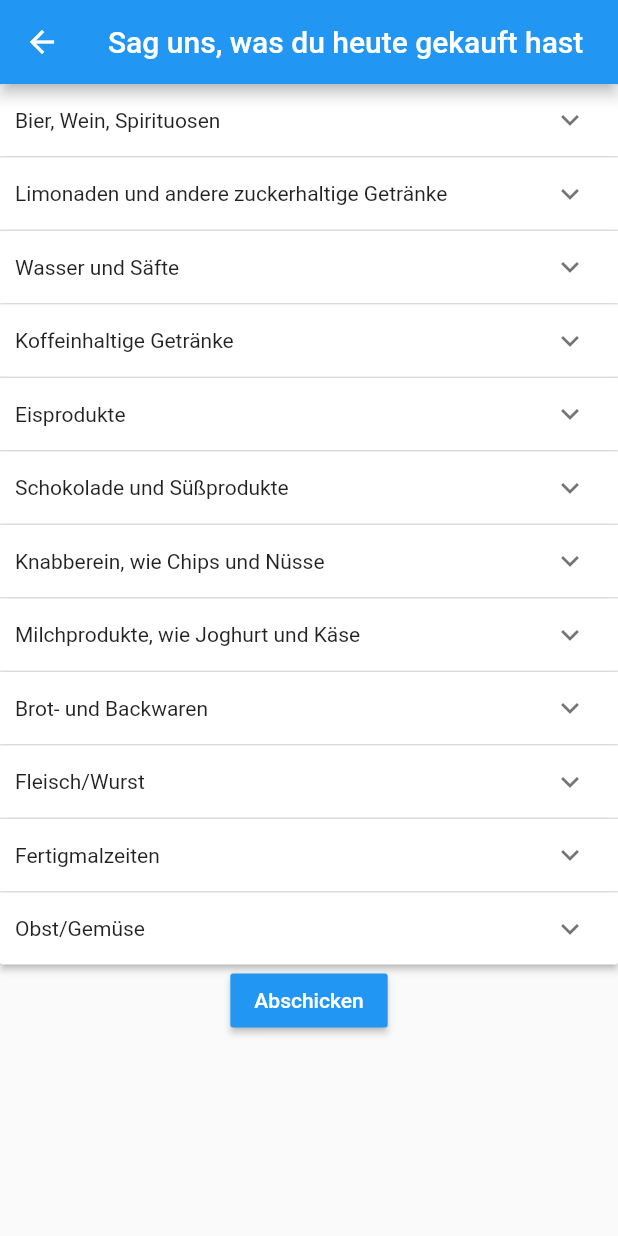
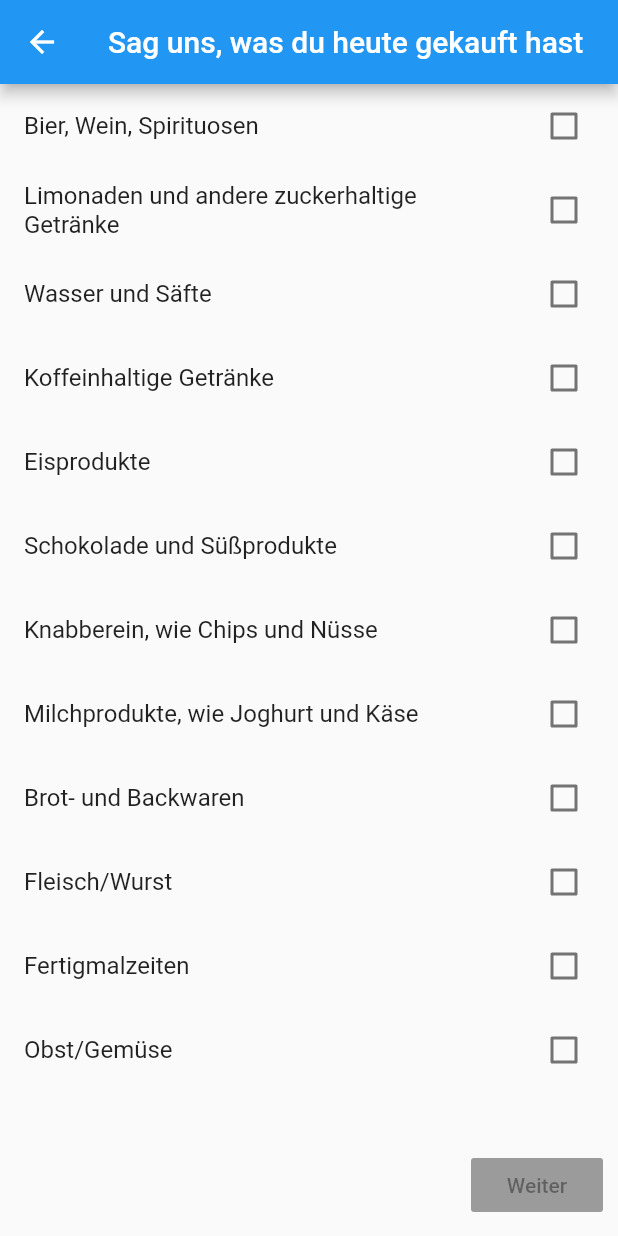
Before and after one commit to BoonRmaschine/geschmackssache, a Flutter app: the screen it shows after launch, after a tap on "Ja", on a phone screen of 412 x 824 dp. Run offline on Flutter 3.47's test engine with Material 2 defaults, Android fonts, the phone set to English and light mode, and no system bars.

Commit message:
Changed the ui according to the new requirements. Next is adding the mood screen and sending to the database

```diff
--- a/app/lib/ProductList.dart
+++ b/app/lib/ProductList.dart
@@ -1,7 +1,7 @@
 import 'package:flutter/material.dart';
 
-class Products extends StatefulWidget {
-  ProductsState createState() => ProductsState();
+class ProductSelection extends StatefulWidget {
+  ProductsSelectionState createState() => ProductsSelectionState();
 }
 
 List<String> categoryList = [
@@ -31,20 +31,24 @@ List<String> moodList = [
 ];
 
 class Product {
-  bool isExpanded;
+  bool state;
   String category;
-  String mood;
-  Product(this.isExpanded, this.category, this.mood);
+
+  Product(this.state, this.category);
 }
 
-class ProductsState extends State<Products> {
-  List<Product> _products = categoryList.map((category){
-    return new Product(false, category, moodList[0]);
+class Mood {
+  String mood;
+
+  Mood(this.mood);
+}
+
+class ProductsSelectionState extends State<ProductSelection> {
+  List<Product> _products = categoryList.map((category) {
+    return new Product(false, category);
   }).toList();
 
-  void _send(){
-
-  }
+  void _send() {}
 
   @override
   Widget build(BuildContext context) {
@@ -52,68 +56,34 @@ class ProductsState extends State<Products> {
         appBar: AppBar(
           title: Text("Sag uns, was du heute gekauft hast"),
         ),
-      body: SingleChildScrollView(
-        child: Column(
+        body: Column(
           children: <Widget>[
-            ExpansionPanelList(
-              expansionCallback: (index, isExpanded) {
+            Expanded(
+              child: ListView(
+                children: this._products.map((product) {
+                  return new CheckboxListTile(
+                    title: Text(product.category),
+                    value: product.state,
+                    onChanged: (bool value) {
                       setState(() {
-                  this._products[index].isExpanded =
-                      !this._products[index].isExpanded;
+                        product.state = value;
                       });
                     },
-              children: _products.map((Product product) {
-                return new ExpansionPanel(
-                  headerBuilder: (context, isExpanded) {
-                    return Row(
-                      children: <Widget>[
-                        Padding(
-                          padding: EdgeInsets.all(10.0),
-                          child: Text(product.category),
-                        ),
-                      ],
-                    );
-                  },
-                  isExpanded: product.isExpanded,
-                  body: Row(
-                    children: <Widget>[
-                      Column(
-                        children: <Widget>[
-                          Padding(
-                            padding: EdgeInsets.all(10.0),
-                            child: DropdownButton(
-                              items: moodList.map((mood) {
-                                return new DropdownMenuItem(
-                                  child: Text(mood),
-                                  value: mood,
                   );
                 }).toList(),
-                              onChanged: (newMood) {
-                                product.mood = newMood;
-                                setState(() {
-                                });
-                              },
-                              value: product.mood,
+              ),
+            ),
+            Align(
+              alignment: Alignment.centerRight,
+              child: Padding(
+                padding: EdgeInsets.all(10.0),
+                child: RaisedButton(
+                  onPressed: null,
+                  child: Text("Weiter"),
+                ),
               ),
             ),
           ],
-                      )
-                    ],
-                  ),
-                );
-              }).toList(),
-            ),
-            RaisedButton(
-              color: Theme.of(context).primaryColor,
-              onPressed: this._send,
-              child: Text(
-                "Abschicken",
-                style: TextStyle(color: Colors.white),
-              ),
-            ),
-          ],
-        ),
-      ),
-    );
+        ));
   }
 }
--- a/app/lib/main.dart
+++ b/app/lib/main.dart
@@ -94,7 +94,7 @@ class _MyHomePageState extends State<MyHomePage> {
                         (){
                           Navigator.push(
                               context,
-                              MaterialPageRoute(builder: (context) => Products()) );
+                              MaterialPageRoute(builder: (context) => ProductSelection()) );
                         },
                         child: Text("Ja", style: TextStyle(color: Colors.white),),
                     ),
```
Also changed, not shown: 1 other file. Lines whose indentation alone changed are shown as unchanged.
